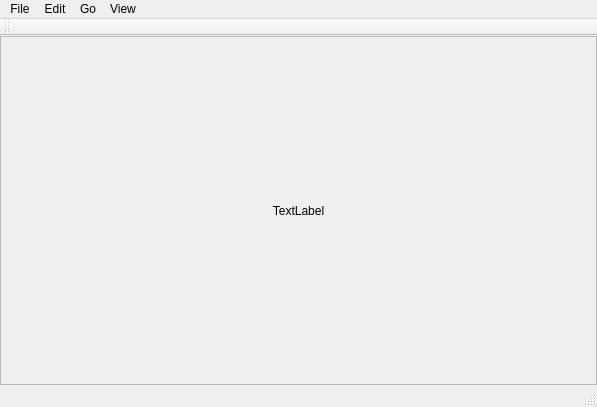
Above: mainwindow.ui from Kolcha/SeeX before the change. Below: the same form after it.
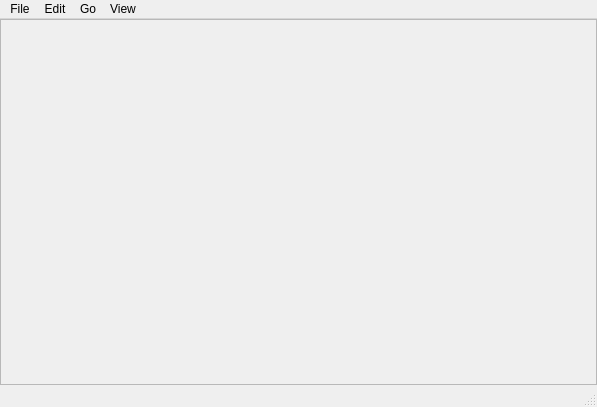
That is the form after the change.

```diff
--- a/mainwindow.ui
+++ b/mainwindow.ui
@@ -35,7 +35,7 @@
          <x>0</x>
          <y>0</y>
          <width>595</width>
-         <height>344</height>
+         <height>361</height>
         </rect>
        </property>
        <layout class="QVBoxLayout" name="verticalLayout">
@@ -53,8 +53,11 @@
         </property>
         <item>
          <widget class="QLabel" name="label">
-          <property name="text">
-           <string notr="true">TextLabel</string>
+          <property name="sizePolicy">
+           <sizepolicy hsizetype="Ignored" vsizetype="Ignored">
+            <horstretch>0</horstretch>
+            <verstretch>0</verstretch>
+           </sizepolicy>
           </property>
           <property name="alignment">
            <set>Qt::AlignCenter</set>
@@ -116,14 +119,6 @@
    <addaction name="menuGo"/>
    <addaction name="menuView"/>
   </widget>
-  <widget class="QToolBar" name="mainToolBar">
-   <attribute name="toolBarArea">
-    <enum>TopToolBarArea</enum>
-   </attribute>
-   <attribute name="toolBarBreak">
-    <bool>false</bool>
-   </attribute>
-  </widget>
   <widget class="QStatusBar" name="statusBar"/>
   <action name="actionOpen">
    <property name="text">
```
Left out of the diff: 9 changed lines with no effect on the pictures.
